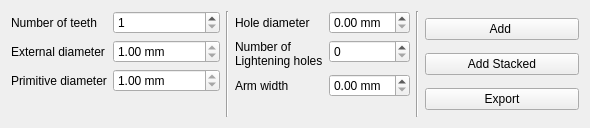
Before: the Qt Designer form wheelwidget.ui in Klafyvel/GearFactory, drawn with Qt 5.
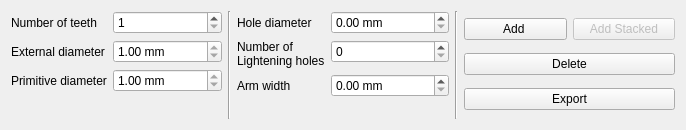
After: the same form once the commit is applied.

```diff
--- a/wheelwidget.ui
+++ b/wheelwidget.ui
@@ -6,8 +6,8 @@
    <rect>
     <x>0</x>
     <y>0</y>
-    <width>590</width>
-    <height>128</height>
+    <width>686</width>
+    <height>130</height>
    </rect>
   </property>
   <property name="windowTitle">
@@ -141,6 +141,8 @@
    <item>
     <layout class="QVBoxLayout" name="verticalLayout">
      <item>
+      <layout class="QHBoxLayout" name="horizontalLayout_2">
+       <item>
       <widget class="QPushButton" name="addPushButton">
        <property name="text">
         <string>Add </string>
@@ -149,8 +151,20 @@
      </item>
      <item>
       <widget class="QPushButton" name="addStackedPushButton">
+         <property name="enabled">
+          <bool>false</bool>
+         </property>
        <property name="text">
         <string>Add Stacked</string>
+         </property>
+        </widget>
+       </item>
+      </layout>
+     </item>
+     <item>
+      <widget class="QPushButton" name="deletePushButton">
+       <property name="text">
+        <string>Delete</string>
        </property>
       </widget>
      </item>
```
Lines whose indentation alone changed are shown as unchanged.
